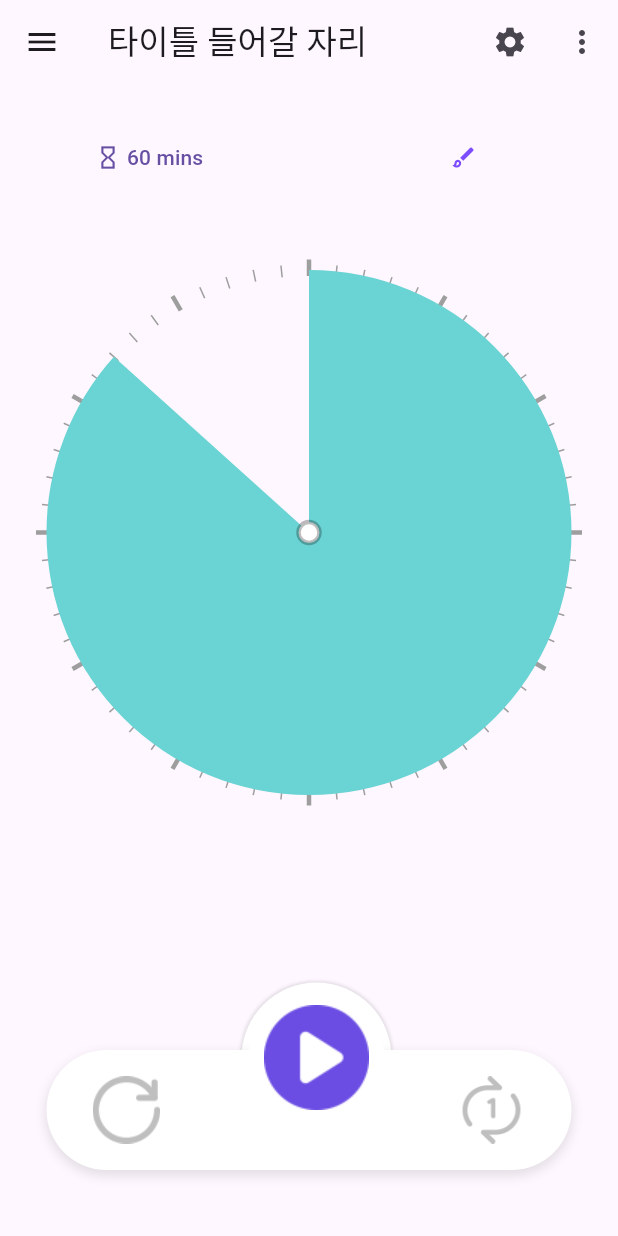
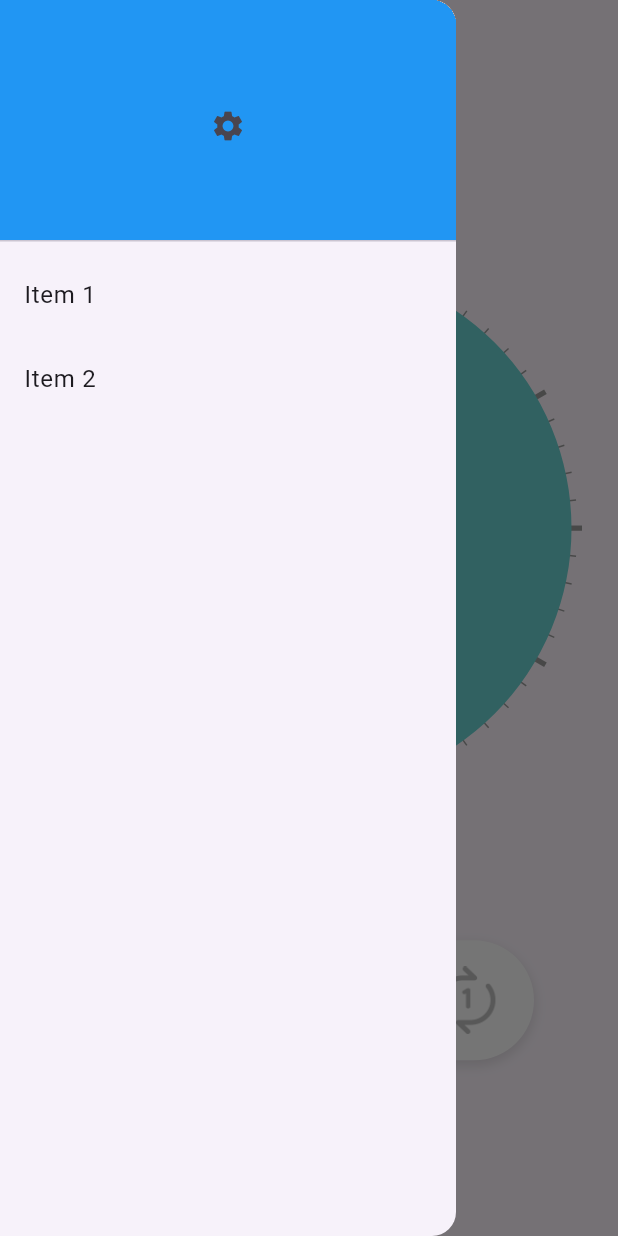
Before and after one commit to J-SSS/flutter_study, a Flutter app: the screen it shows after launch, in the side drawer, after a tap on the "settings" icon, on a phone screen of 412 x 824 dp. Run offline on Flutter 3.47's test engine with Material 3 defaults, Android fonts, the phone set to English and light mode, and no system bars; our stand-ins replace carousel_slider, webview_flutter.

Commit message:
[스터디] #012 재생버튼 클릭시 타이머 작동 구현

```diff
--- a/lib/time_timer/base_timer.dart
+++ b/lib/time_timer/base_timer.dart
@@ -1,3 +1,5 @@
+import 'dart:async';
+
 import 'package:flutter/material.dart';
 import 'dart:math' as math;
 
@@ -10,7 +12,7 @@ import 'package:flutter_study/time_timer/list_drawer.dart';
 import 'package:flutter_study/time_timer/timer_utils.dart' as utils;
 
 class MyApp extends StatelessWidget {
-  const MyApp({super.key}); // 이유 찾아보기
+  const MyApp({super.key});
 
   @override
   Widget build(BuildContext context) {
@@ -27,96 +29,101 @@ class MyApp extends StatelessWidget {
 }
 
 class MyTimeTimer extends StatelessWidget {
+  // GlobalKey 생성
+  // final GlobalKey<_PizzaTypeState> pizzaTypeKey = GlobalKey<_PizzaTypeState>();
+
+
+
   @override
   Widget build(BuildContext context) {
+    late Size mainSize;
+    WidgetsBinding.instance?.addPostFrameCallback((_) {
+      context.read<AppConfigListener>().setMediaQuery = MediaQuery.of(context);
+      print('### 미디어쿼리 정보 ###');
+      print(MediaQuery.of(context));
+      print('### 미디어쿼리 정보 ###');
+
+      double painterSize = context.read<AppConfigListener>().painterSize;
+      mainSize = Size(painterSize,painterSize);
+    });
     return Scaffold(
       appBar: AppBar(
         // backgroundColor: Colors.green,
         title: Text('타이틀 들어갈 자리'),
-        // leading: Builder(
-        //   builder: (context) => IconButton(
-        //     icon: Icon(Icons.menu),
-        //     onPressed: () {
-        //       Scaffold.of(context).openEndDrawer();
-        //     },
-        //   ),
-        // ),
-        actions: [
-          IconButton(
-            icon: Icon(Icons.settings),
-            onPressed: () {},
-          ),
-          PopupMenuButton<String>(
-            onSelected: (value) {
-              // 팝업 메뉴에서 선택된 항목에 대한 동작 수행
-              print('Selected: $value');
-            },
-            itemBuilder: (BuildContext context) => [
-              PopupMenuItem<String>(
-                value: 'item1',
-                child: Text('Item 1'),
-              ),
-              PopupMenuItem<String>(
-                value: 'item2',
-                child: Text('Item 2'),
-              ),
-              PopupMenuItem<String>(
-                value: 'item3',
-                child: Text('Item 3'),
-              ),
-            ],
-          ),
-        ],
+        toolbarHeight: MediaQuery.of(context).size.height / 10,
       ),
       drawer: ListDrawer(), // 보조 화면
       body: Center(
         child: Column(
+          children: [
+            SizedBox(
+                height: MediaQuery.of(context).size.height * (6 / 10),
+                child: Column(
                   mainAxisAlignment: MainAxisAlignment.center,
                   children: [
+                    Row(
+                      // 60mins 라인
+                      mainAxisAlignment: MainAxisAlignment.start,
+                      children: [
+                        SizedBox(
+                          width: 10,
+                        ),
                         Container(
-              // color: Colors.grey,
-              child: Row(
-                mainAxisAlignment: MainAxisAlignment.spaceAround,
-                children: [
-                  TextButton(
+                          width: 105,
+                          height: 45,
+                          decoration: BoxDecoration(
+                            color: Colors.white,
+                            borderRadius: BorderRadius.circular(50.00),
+                            // 테두리 둥글기 설정
+                            boxShadow: [
+                              BoxShadow(
+                                color: Colors.black26.withOpacity(0.1),
+                                spreadRadius: 1,
+                                blurRadius: 5,
+                                offset: Offset(0, 3), // 음영의 위치 조절
+                              ),
+                            ],
+                          ),
+                          child: TextButton(
                               onPressed: () {},
-                      style: ElevatedButton.styleFrom(
-                        padding: EdgeInsets.all(10.0),
-                        fixedSize: Size(100.0, 50.0),
-                      ),
                               child: Row(
                                 children: [
                                   // Icon(Icons.timer_outlined),
                                   Icon(Icons.hourglass_empty_sharp),
-                          Text(' 60 mins') // 누르면 다이어로그가 뜨면서 알람/타이머 및 목표시간/토탈타임 설정 할 수 있게
+                                  Text(
+                                    ' 60 mins',
+                                    style: TextStyle(fontSize: 14),
+                                  )
+                                  // 누르면 다이어로그가 뜨면서 알람/타이머 및 목표시간/토탈타임 설정 할 수 있게
                                 ],
-                      )
+                              )),
                         ),
-                  TextButton(
-                      onPressed: () {},
-                      style: ElevatedButton.styleFrom(
-                        padding: EdgeInsets.all(10.0),
-                        fixedSize: Size(100.0, 50.0),
-                      ),
-                      child: Icon(
-                        // Icons.screen_search_desktop_outlined,
-                        Icons.brush_outlined,
-                        color: Colors.deepPurpleAccent,
-                      )),
                       ],
                     ),
+                    GestureDetector(
+                      onPanUpdate: (point) {
+                        utils.showOverlayText(context);
+                        Offset clickPoint = point.localPosition;
+                        int angleToMin =
+                            utils.angleToMin(clickPoint, Size(350,350));
+                        context.read<TimeConfigListener>().setSetupTime =
+                            angleToMin;
+                      },
+                      child: Stack(children: [
+                        PizzaTypeBase(size : Size(350,350)),
+                        PizzaType(size : Size(350,350),
+                          isOnTimer: false,
+                          setupTime:
+                              context.read<TimeConfigListener>().setupTime,
                         ),
+                      ]),
+                    )
+                  ],
+                )),
             SizedBox(
-              height: 50,
+              height: MediaQuery.of(context).size.height * (2.6 / 10),
+              child: const ButtomBarWidget(),
             ),
-            Stack(children: [
-              pizzaTypeBase(),
-              pizzaType(),
-            ]),
-            SizedBox(
-              height: 120,
-            ),
-            ButtomBarWidget()
           ],
         ),
       ),
@@ -124,79 +131,63 @@ class MyTimeTimer extends StatelessWidget {
   }
 }
 
-class pizzaType extends StatefulWidget {
+class PizzaType extends StatefulWidget {
+  bool isOnTimer = false;
+  int setupTime;
+  Size size;
+
+  PizzaType({super.key,required this.size, required this.isOnTimer, required this.setupTime});
+
   @override
-  _pizzaTypeState createState() => _pizzaTypeState();
+  State<StatefulWidget> createState() {
+    return _PizzaTypeState();
+  }
 }
 
-class _pizzaTypeState extends State<pizzaType> {
-  Offset clickPoint = Offset(150.0, 150.0); // 초기값: 원의 중심
-  Size size = Size(350.0, 350.0);
+class _PizzaTypeState extends State<PizzaType> {
+  late Timer _timer;
+
+  _PizzaTypeState();
+
+  @override
+  void initState() {
+    if (widget.isOnTimer) {
+      _timer = Timer.periodic(Duration(seconds: 1), (timer) {
+        widget.setupTime -= 1;
+        if(widget.setupTime > -1){
+          setState(() { print('남은 시간 : ${widget.setupTime}'); });
+        } else {
+          _timer.cancel();
+        }
+      });
+    }
+    super.initState();
+  }
+
+  @override
+  void dispose() {
+    if (widget.isOnTimer) {
+      _timer.cancel();
+    }
+    super.dispose();
+  }
 
   @override
   Widget build(BuildContext context) {
-    return GestureDetector(
-      onPanUpdate: (details) {
-        utils.showOverlayText(context);
-
-        setState(() {
-          if (!context.read<TimeConfigListener>().isPlaying ||
-              context.read<TimeConfigListener>().isPause) {
-            clickPoint = details.localPosition;
-            context.read<TimeConfigListener>().ableEdit = true;
-          }
-        });
-
-        angleToMin(details.localPosition, size);
-      },
-      child: CustomPaint(
-        size: Size(350.0, 350.0), // 원하는 크기로 지정
-        painter: pizzaTypePainter(
-          context: context,
-          clickPoint: clickPoint,
-          remainTime: context.watch<TimeConfigListener>().remainTime,
-        ),
+    return CustomPaint(
+      size: widget.size, // 원하는 크기로 지정
+      painter: PizzaTypePainter(
+        angleToMin: widget.isOnTimer ? widget.setupTime : context.watch<TimeConfigListener>().setupTime,
       ),
     );
   }
-
-  // 클릭 위치를 1/60 시간 단위로 변환
-  void angleToMin(Offset clickPoint, Size size) {
-    var angleToMin;
-
-    double centerX = size.width / 2;
-    double centerY = size.height / 2;
-    double radius = size.width / 2;
-
-    double startAngle = -math.pi / 2; // 12시 방향에서 시작
-    double clickAngle =
-        math.atan2(clickPoint.dy - centerY, clickPoint.dx - centerX);
-    double sweepAngle;
-
-    if (clickAngle > -math.pi && clickAngle < startAngle) {
-      // 180 ~ -90(270)도
-      sweepAngle = 2 * math.pi + clickAngle - startAngle;
-    } else {
-      // -90 ~ 180도
-      sweepAngle = clickAngle - startAngle;
 }
 
-    angleToMin = (sweepAngle / (2 * math.pi / 60)).floor();
-    angleToMin == 0 ? angleToMin = 60 : angleToMin;
+class PizzaTypePainter extends CustomPainter {
+  int angleToMin;
 
-    context.read<TimeConfigListener>().setRemainTime = angleToMin;
-  }
-}
-
-class pizzaTypePainter extends CustomPainter {
-  final Offset clickPoint;
-  BuildContext context;
-  int? remainTime;
-
-  pizzaTypePainter({
-    required this.context,
-    required this.clickPoint,
-    this.remainTime,
+  PizzaTypePainter({
+    required this.angleToMin,
   });
 
   @override
@@ -212,41 +203,8 @@ class pizzaTypePainter extends CustomPainter {
     double radius = size.width / 2;
 
     double startAngle = -math.pi / 2; // 12시 방향에서 시작
-    double clickAngle =
-        math.atan2(clickPoint.dy - centerY, clickPoint.dx - centerX);
-    double sweepAngle;
 
-    if (clickAngle > -math.pi && clickAngle < startAngle) {
-      // 180 ~ -90(270)도
-      sweepAngle = 2 * math.pi + clickAngle - startAngle;
-    } else {
-      // -90 ~ 180도
-      sweepAngle = clickAngle - startAngle;
-    }
-
-    var angleToMin = (sweepAngle / (2 * math.pi / 60)).floor();
-
-    // context.read<TimeConfigListener>().remainTime = angleToMin;
-    sweepAngle = (2 * math.pi) / 60 * angleToMin;
-
-    if (!context.read<TimeConfigListener>().ableEdit) {
-      if (context.read<TimeConfigListener>().isPlaying ||
-          context.read<TimeConfigListener>().isPause) {
-        final remainTime = this.remainTime;
-        if (remainTime != null) {
-          sweepAngle = (2 * math.pi) / 60 * remainTime;
-        }
-      }
-    }
-
-    // print(2 * math.pi/60); // 0.10471975511965977
-    // print(sweepAngle/(2 * math.pi/60));
-
-    // print('내림각도 : ${(sweepAngle/(2 * math.pi/60)).floor()}, 원본각도 : ${(sweepAngle/(2 * math.pi/60))}');
-    // print( '시작각 : ${startAngle} , 클릭각 : ${clickAngle}, 차이각 : ${sweepAngle}, 임시 : ${(math.pi/2-clickAngle)} ');
-
-    // print(clickPoint);
-    // print(clickPoint.direction);
+    var sweepAngle = (2 * math.pi) / 60 * angleToMin!;
 
     if (sweepAngle == 0.0 || sweepAngle == 2 * math.pi) {
       // 시간 꽉 채우는 경우
@@ -301,16 +259,22 @@ class pizzaTypePainter extends CustomPainter {
   }
 }
 
-class pizzaTypeBase extends StatefulWidget {
+class PizzaTypeBase extends StatefulWidget {
+  Size size;
+
+  PizzaTypeBase({required this.size});
+
   @override
-  _pizzaTypeStateBase createState() => _pizzaTypeStateBase();
+  State<StatefulWidget> createState() {
+    return _PizzaTypeStateBase();
+  }
 }
 
-class _pizzaTypeStateBase extends State<pizzaTypeBase> {
+class _PizzaTypeStateBase extends State<PizzaTypeBase> {
   @override
   Widget build(BuildContext context) {
     return CustomPaint(
-      size: Size(350.0, 350.0), // 원하는 크기로 지정
+      size: widget.size, // 원하는 크기로 지정
       painter: pizzaTypeBasePainter(
         context: context,
       ),
@@ -332,7 +296,7 @@ class pizzaTypeBasePainter extends CustomPainter {
       final Paint paint = Paint()..color = Colors.grey;
 
       if (angle % 30 == 0) {
-        paint..strokeWidth = 3.0;
+        paint..strokeWidth = 3.5;
         subRadius = 3;
       } else {
         paint..strokeWidth = 1.0;
@@ -341,8 +305,8 @@ class pizzaTypeBasePainter extends CustomPainter {
 
       final double radians = angle * (math.pi / 180); // 각도를 라디안으로 변환
 
-      final double startX = size.width / 2 + (radius - 4) * math.cos(radians);
-      final double startY = size.height / 2 + (radius - 4) * math.sin(radians);
+      final double startX = size.width / 2 + (radius - 8) * math.cos(radians);
+      final double startY = size.height / 2 + (radius - 8) * math.sin(radians);
 
       final double endX =
           size.width / 2 + (radius + subRadius + 4) * math.cos(radians);
--- a/lib/time_timer/bottom_bar.dart
+++ b/lib/time_timer/bottom_bar.dart
@@ -24,58 +24,58 @@ class _ButtomBarWidgetState extends State<ButtomBarWidget>{
   Widget build(BuildContext context) {
     return Stack(
       children: <Widget>[
-        Container(
-          width: 350,
+        SizedBox( /** 배경 영역 */
+          width: 300,
           height: 150,
         ),
-        Positioned(
-            left : 130,
+        Positioned( /** 상단 반원 영역 */
+            left : 105,
             top: 5,
             child: Container(
               width: 100,
               height: 100,
               decoration: BoxDecoration(
                 color: Colors.white,
-                borderRadius: BorderRadius.circular(50.00), // 테두리 둥글기 설정
+                borderRadius: BorderRadius.circular(50.00),
                 boxShadow: [
                   BoxShadow(
                     color: Colors.black26.withOpacity(0.1),
                     spreadRadius: 1,
                     blurRadius: 1,
-                    offset: Offset(0, -0), // 음영의 위치 조절
+                    offset: Offset(0, -0),
                   ),
                 ],
               ),
             )
         ),
-        Positioned(
+        Positioned( /** 하단 사각 영역 */
           top: 50,
           child:  Container(
-              width: 350,
+              width: 300,
               height: 80,
               decoration: BoxDecoration(
                 color: Colors.white,
-                borderRadius: BorderRadius.circular(50.00), // 테두리 둥글기 설정
+                borderRadius: BorderRadius.circular(50.00),
                 boxShadow: [
                   BoxShadow(
                     color: Colors.black26.withOpacity(0.1),
                     spreadRadius: 1,
                     blurRadius: 5,
-                    offset: Offset(0, 3), // 음영의 위치 조절
+                    offset: Offset(0, 3),
                   ),
                 ],
               ),
               child : Row(
-                mainAxisAlignment: MainAxisAlignment.spaceAround, // 간격을 균등하게 배치
+                mainAxisAlignment: MainAxisAlignment.spaceAround,
                 children: [
-                  TextButton(
+                  TextButton( /** 좌버튼 */
                     onPressed: () {
                       _reset();
                     },
                     style: ElevatedButton.styleFrom(
-                      shape: CircleBorder(), // 동그란 모양을 지정
-                      padding: EdgeInsets.all(10.0), // 아이콘과 버튼의 경계
-                      fixedSize: Size(70.0, 70.0), // 버튼의 크기를 지정
+                      shape: CircleBorder(),
+                      padding: EdgeInsets.all(10.0),
+                      fixedSize: Size(70.0, 70.0),
                     ),
                     child:  Image.asset(
                       'assets/icon/btm_reset.png',
@@ -84,14 +84,14 @@ class _ButtomBarWidgetState extends State<ButtomBarWidget>{
                     ),
                   ),
                   SizedBox(width: 100,),
-                  TextButton(
+                  TextButton( /** 우버튼 */
                     onPressed: () {
                       context.read<TimeConfigListener>().setLoopBtn = 'set';
                     },
                     style: ElevatedButton.styleFrom(
-                      shape: CircleBorder(), // 동그란 모양을 지정
-                      padding: EdgeInsets.all(10.0), // 아이콘과 버튼의 경계
-                      fixedSize: Size(70.0, 70.0), // 버튼의 크기를 지정
+                      shape: CircleBorder(),
+                      padding: EdgeInsets.all(10.0),
+                      fixedSize: Size(70.0, 70.0),
                     ),
                     child:  Image.asset(
                       'assets/icon/${context.select((TimeConfigListener t) => t.loopBtn)}.png',
@@ -103,15 +103,15 @@ class _ButtomBarWidgetState extends State<ButtomBarWidget>{
               )
           ),
         ),
-        Positioned(
-            left : 135,
+        Positioned( /** 재생버튼 */
+            left : 110,
             top: 10,
             child: Container(
               width: 90,
               height: 90,
               decoration: BoxDecoration(
                 color: Colors.white,
-                borderRadius: BorderRadius.circular(50.00), // 테두리 둥글기 설정
+                borderRadius: BorderRadius.circular(50.00),
               ),
               child: TextButton(
                 onPressed: () {
@@ -123,9 +123,9 @@ class _ButtomBarWidgetState extends State<ButtomBarWidget>{
                 },
                 style: ElevatedButton.styleFrom(
                   backgroundColor: Colors.white,
-                  shape: CircleBorder(), // 동그란 모양을 지정
-                  padding: EdgeInsets.all(10.0), // 아이콘과 버튼의 경계
-                  fixedSize: Size(90.0, 90.0), // 버튼의 크기를 지정
+                  shape: CircleBorder(),
+                  padding: EdgeInsets.all(10.0),
+                  fixedSize: Size(90.0, 90.0),
                 ),
                 child:  Image.asset(
                   'assets/icon/${context.select((TimeConfigListener t) => t.playBtn)}.png',
@@ -163,7 +163,7 @@ class _ButtomBarWidgetState extends State<ButtomBarWidget>{
   void _start(BuildContext context) {
     _timer = Timer.periodic(Duration(seconds: 1), (timer) {
       _time--;
-      context.read<TimeConfigListener>().setRemainTime = _time;
+      context.read<TimeConfigListener>().setSetupTime = _time;
     });
 
   }
@@ -177,7 +177,7 @@ class _ButtomBarWidgetState extends State<ButtomBarWidget>{
   void _reset() {
     context.read<TimeConfigListener>().setPlayBtn = 'btm_play';
     context.read<TimeConfigListener>().isPlaying = false;
-    context.read<TimeConfigListener>().setRemainTime = 60;
+    context.read<TimeConfigListener>().setSetupTime = 60;
 
     _timer?.cancel();
   }
--- a/lib/time_timer/list_drawer.dart
+++ b/lib/time_timer/list_drawer.dart
@@ -15,7 +15,10 @@ class ListDrawer extends StatelessWidget {
             decoration: BoxDecoration(
               color: Colors.blue,
             ),
-            child: Text('Drawer Header'),
+            child: IconButton(
+              icon: Icon(Icons.settings),
+              onPressed: () {},
+            ),
           ),
           ListTile(
             title: Text('Item 1'),
--- a/lib/time_timer/listener/app_config.dart
+++ b/lib/time_timer/listener/app_config.dart
@@ -1,8 +1,25 @@
+
 import 'package:flutter/material.dart';
 import 'package:provider/provider.dart';
 
 
 class AppConfigListener with ChangeNotifier {
+  BuildContext? context;
+
+  late MediaQueryData mediaQuery;
+  late double painterSize;
+
+  set setMediaQuery(MediaQueryData mediaQuery){
+    this.mediaQuery = mediaQuery;
+
+    if(mediaQuery.orientation.toString() == 'portrait'){
+      this.painterSize = mediaQuery.size.width * 0.85;
+    } else {
+      this.painterSize = mediaQuery.size.height * 0.85;
+    }
+
+  }
+
   /*
   - 남은 시간 표시 여부
   - 초침 표시
--- a/lib/time_timer/listener/time_config.dart
+++ b/lib/time_timer/listener/time_config.dart
@@ -5,7 +5,7 @@ import 'package:provider/provider.dart';
 class TimeConfigListener with ChangeNotifier {
   String timeType = 'M'; // min : 분, sec : 초
 
-  int remainTime = 60;
+  int setupTime = 34;
   bool isPlaying = false;
   bool isPause = false;
   bool ableEdit = false;
@@ -18,8 +18,8 @@ class TimeConfigListener with ChangeNotifier {
     notifyListeners();
   }
 
-  set setRemainTime(int remainTime) {
-    this.remainTime = remainTime;
+  set setSetupTime(int setupTime) {
+    this.setupTime = setupTime;
     notifyListeners();
   }
 
```
Also changed, not shown: lib/time_timer/on_timer.dart (+13 -5 lines), lib/time_timer/timer_utils.dart (+99 -1 lines). Lines whose indentation alone changed are shown as unchanged.
